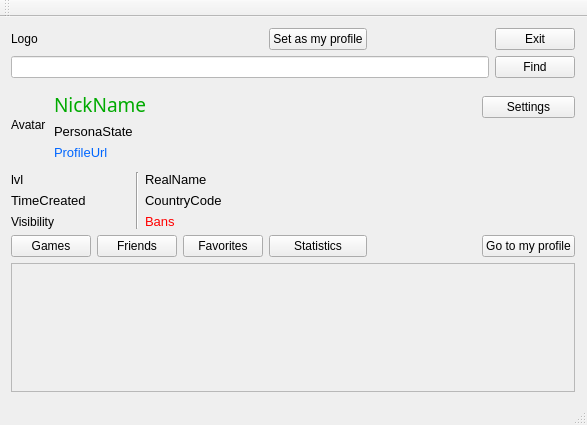
Before: the Qt Designer form AraSteamManager/mainwindow.ui in Arankir/AraSteamManager, drawn with Qt 5.
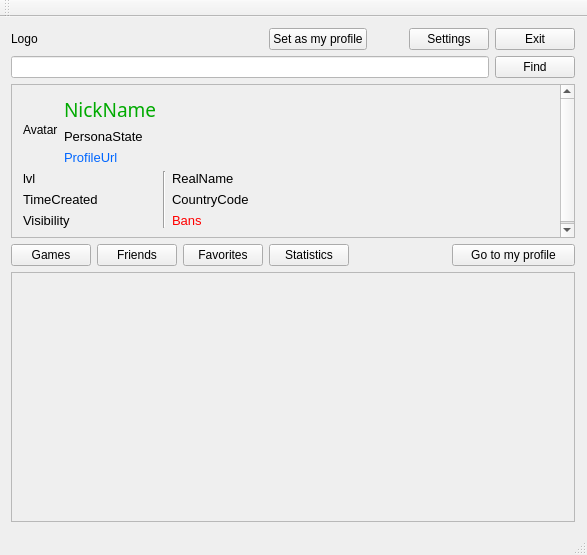
After: the same form once the commit is applied.

What changed in the file:
```diff
--- a/AraSteamManager/mainwindow.ui
+++ b/AraSteamManager/mainwindow.ui
@@ -7,7 +7,7 @@
     <x>0</x>
     <y>0</y>
     <width>587</width>
-    <height>425</height>
+    <height>555</height>
    </rect>
   </property>
   <property name="windowTitle">
@@ -15,194 +15,22 @@
   </property>
   <widget class="QWidget" name="centralWidget">
    <layout class="QGridLayout" name="gridLayout">
-    <item row="12" column="5">
-     <widget class="QPushButton" name="ButtonFavorites">
-      <property name="text">
-       <string>Favorites</string>
-      </property>
-     </widget>
-    </item>
-    <item row="10" column="0" colspan="3">
-     <widget class="QLabel" name="LabelProfileVisibility">
-      <property name="text">
-       <string>Visibility</string>
-      </property>
-     </widget>
-    </item>
-    <item row="12" column="6">
+    <item row="3" column="3">
      <widget class="QPushButton" name="ButtonStatistics">
       <property name="text">
        <string>Statistics</string>
       </property>
      </widget>
     </item>
-    <item row="6" column="1" colspan="9">
-     <widget class="QLabel" name="LabelProfileUrl">
-      <property name="font">
-       <font>
-        <pointsize>10</pointsize>
-       </font>
-      </property>
-      <property name="styleSheet">
-       <string notr="true">color: rgb(0, 102, 255);</string>
-      </property>
-      <property name="text">
-       <string>ProfileUrl</string>
-      </property>
-     </widget>
-    </item>
-    <item row="0" column="0">
-     <widget class="QLabel" name="LabelLogo">
-      <property name="text">
-       <string>Logo</string>
-      </property>
-     </widget>
-    </item>
-    <item row="8" column="3" rowspan="3">
-     <widget class="Line" name="line">
-      <property name="orientation">
-       <enum>Qt::Vertical</enum>
-      </property>
-     </widget>
-    </item>
-    <item row="12" column="0" colspan="2">
-     <widget class="QPushButton" name="ButtonGames">
-      <property name="enabled">
-       <bool>true</bool>
-      </property>
-      <property name="text">
-       <string>Games</string>
-      </property>
-     </widget>
-    </item>
-    <item row="12" column="8" colspan="2">
-     <widget class="QPushButton" name="ButtonGoToMyProfile">
-      <property name="text">
-       <string>Go to my profile</string>
-      </property>
-     </widget>
-    </item>
-    <item row="12" column="2" colspan="3">
-     <widget class="QPushButton" name="ButtonFriends">
-      <property name="text">
-       <string>Friends</string>
-      </property>
-     </widget>
-    </item>
-    <item row="10" column="4" colspan="6">
-     <widget class="QLabel" name="LabelBans">
-      <property name="font">
-       <font>
-        <pointsize>10</pointsize>
-       </font>
-      </property>
-      <property name="styleSheet">
-       <string notr="true">color: rgb(255, 0, 0);</string>
-      </property>
-      <property name="text">
-       <string>Bans</string>
-      </property>
-     </widget>
-    </item>
-    <item row="5" column="1" colspan="9">
-     <widget class="QLabel" name="LabelPersonaState">
-      <property name="font">
-       <font>
-        <pointsize>10</pointsize>
-       </font>
-      </property>
-      <property name="text">
-       <string>PersonaState</string>
-      </property>
-      <property name="alignment">
-       <set>Qt::AlignLeading|Qt::AlignLeft|Qt::AlignTop</set>
-      </property>
-     </widget>
-    </item>
-    <item row="0" column="9">
+    <item row="0" column="8" colspan="2">
      <widget class="QPushButton" name="ButtonExit">
       <property name="text">
        <string>Exit</string>
       </property>
      </widget>
     </item>
-    <item row="0" column="6">
-     <widget class="QPushButton" name="ButtonSetProfile">
-      <property name="text">
-       <string>Set as my profile</string>
-      </property>
-     </widget>
-    </item>
-    <item row="8" column="0" colspan="3">
-     <widget class="QLabel" name="Labellvl">
-      <property name="font">
-       <font>
-        <pointsize>10</pointsize>
-       </font>
-      </property>
-      <property name="text">
-       <string>lvl</string>
-      </property>
-     </widget>
-    </item>
-    <item row="1" column="0" colspan="9">
-     <widget class="QLineEdit" name="LineEditIdProfile">
-      <property name="styleSheet">
-       <string notr="true">background-color: rgb(255, 255, 255);
-color: rgb(26, 26, 26);</string>
-      </property>
-     </widget>
-    </item>
-    <item row="23" column="0" colspan="10">
-     <widget class="QScrollArea" name="ScrollAreaForm">
-      <property name="widgetResizable">
-       <bool>true</bool>
-      </property>
-      <widget class="QWidget" name="FormsWidget">
-       <property name="geometry">
-        <rect>
-         <x>0</x>
-         <y>0</y>
-         <width>560</width>
-         <height>115</height>
-        </rect>
-       </property>
-      </widget>
-     </widget>
-    </item>
-    <item row="9" column="0" colspan="3">
-     <widget class="QLabel" name="LabelTimeCreated">
-      <property name="font">
-       <font>
-        <pointsize>10</pointsize>
-       </font>
-      </property>
-      <property name="text">
-       <string>TimeCreated</string>
-      </property>
-     </widget>
-    </item>
-    <item row="2" column="0" rowspan="6">
-     <widget class="QLabel" name="LabelAvatar">
-      <property name="text">
-       <string>Avatar</string>
-      </property>
-     </widget>
-    </item>
-    <item row="9" column="4" colspan="2">
-     <widget class="QLabel" name="LabelLocCountryCode">
-      <property name="font">
-       <font>
-        <pointsize>10</pointsize>
-       </font>
-      </property>
-      <property name="text">
-       <string>CountryCode</string>
-      </property>
-     </widget>
-    </item>
-    <item row="4" column="7">
-     <spacer name="horizontalSpacer">
+    <item row="0" column="5">
+     <spacer name="horizontalSpacer_2">
       <property name="orientation">
        <enum>Qt::Horizontal</enum>
       </property>
@@ -214,14 +42,60 @@
       </property>
      </spacer>
     </item>
-    <item row="4" column="8" colspan="2">
+    <item row="3" column="7" colspan="3">
+     <widget class="QPushButton" name="ButtonGoToMyProfile">
+      <property name="text">
+       <string>Go to my profile</string>
+      </property>
+     </widget>
+    </item>
+    <item row="0" column="6" colspan="2">
      <widget class="QPushButton" name="ButtonSettings">
       <property name="text">
        <string>Settings</string>
       </property>
      </widget>
     </item>
-    <item row="1" column="9">
+    <item row="4" column="0" colspan="10">
+     <widget class="QScrollArea" name="ScrollAreaForm">
+      <property name="widgetResizable">
+       <bool>true</bool>
+      </property>
+      <widget class="QWidget" name="FormsWidget">
+       <property name="geometry">
+        <rect>
+         <x>0</x>
+         <y>0</y>
+         <width>560</width>
+         <height>234</height>
+        </rect>
+       </property>
+      </widget>
+     </widget>
+    </item>
+    <item row="1" column="0" colspan="8">
+     <widget class="QLineEdit" name="LineEditIdProfile">
+      <property name="styleSheet">
+       <string notr="true">background-color: rgb(255, 255, 255);
+color: rgb(26, 26, 26);</string>
+      </property>
+     </widget>
+    </item>
+    <item row="3" column="1">
+     <widget class="QPushButton" name="ButtonFriends">
+      <property name="text">
+       <string>Friends</string>
+      </property>
+     </widget>
+    </item>
+    <item row="0" column="3" colspan="2">
+     <widget class="QPushButton" name="ButtonSetProfile">
+      <property name="text">
+       <string>Set as my profile</string>
+      </property>
+     </widget>
+    </item>
+    <item row="1" column="8" colspan="2">
      <widget class="QPushButton" name="ButtonFindProfile">
       <property name="enabled">
        <bool>true</bool>
@@ -231,19 +105,31 @@
       </property>
      </widget>
     </item>
-    <item row="8" column="4" colspan="2">
-     <widget class="QLabel" name="LabelRealName">
-      <property name="font">
-       <font>
-        <pointsize>10</pointsize>
-       </font>
+    <item row="3" column="0">
+     <widget class="QPushButton" name="ButtonGames">
+      <property name="enabled">
+       <bool>true</bool>
       </property>
       <property name="text">
-       <string>RealName</string>
+       <string>Games</string>
       </property>
      </widget>
     </item>
-    <item row="23" column="10">
+    <item row="3" column="2">
+     <widget class="QPushButton" name="ButtonFavorites">
+      <property name="text">
+       <string>Favorites</string>
+      </property>
+     </widget>
+    </item>
+    <item row="0" column="0" colspan="3">
+     <widget class="QLabel" name="LabelLogo">
+      <property name="text">
+       <string>Logo</string>
+      </property>
+     </widget>
+    </item>
+    <item row="4" column="10">
      <spacer name="verticalSpacer">
       <property name="orientation">
        <enum>Qt::Vertical</enum>
@@ -256,20 +142,201 @@
       </property>
      </spacer>
     </item>
-    <item row="3" column="1" rowspan="2" colspan="6">
-     <widget class="QLabel" name="LabelNick">
-      <property name="font">
-       <font>
-        <family>Mongolian Baiti</family>
-        <pointsize>14</pointsize>
-       </font>
+    <item row="2" column="0" colspan="10">
+     <widget class="QScrollArea" name="ScrollAreaProfileInfo">
+      <property name="minimumSize">
+       <size>
+        <width>0</width>
+        <height>154</height>
+       </size>
       </property>
-      <property name="styleSheet">
-       <string notr="true">color:rgb(0, 170, 0)</string>
+      <property name="maximumSize">
+       <size>
+        <width>16777215</width>
+        <height>154</height>
+       </size>
       </property>
-      <property name="text">
-       <string>NickName</string>
+      <property name="widgetResizable">
+       <bool>true</bool>
       </property>
+      <widget class="QWidget" name="scrollAreaWidgetContents">
+       <property name="geometry">
+        <rect>
+         <x>0</x>
+         <y>0</y>
+         <width>560</width>
+         <height>152</height>
+        </rect>
+       </property>
+       <layout class="QGridLayout" name="gridLayout_2">
+        <item row="7" column="0" colspan="3">
+         <widget class="QLabel" name="LabelTimeCreated">
+          <property name="font">
+           <font>
+            <pointsize>10</pointsize>
+           </font>
+          </property>
+          <property name="text">
+           <string>TimeCreated</string>
+          </property>
+         </widget>
+        </item>
+        <item row="8" column="4">
+         <widget class="QLabel" name="LabelBans">
+          <property name="font">
+           <font>
+            <pointsize>10</pointsize>
+           </font>
+          </property>
+          <property name="styleSheet">
+           <string notr="true">color: rgb(255, 0, 0);</string>
+          </property>
+          <property name="text">
+           <string>Bans</string>
+          </property>
+         </widget>
+        </item>
+        <item row="6" column="4">
+         <widget class="QLabel" name="LabelRealName">
+          <property name="font">
+           <font>
+            <pointsize>10</pointsize>
+           </font>
+          </property>
+          <property name="text">
+           <string>RealName</string>
+          </property>
+         </widget>
+        </item>
+        <item row="7" column="4">
+         <widget class="QLabel" name="LabelLocCountryCode">
+          <property name="font">
+           <font>
+            <pointsize>10</pointsize>
+           </font>
+          </property>
+          <property name="text">
+           <string>CountryCode</string>
+          </property>
+         </widget>
+        </item>
+        <item row="6" column="0" colspan="3">
+         <widget class="QLabel" name="Labellvl">
+          <property name="font">
+           <font>
+            <pointsize>10</pointsize>
+           </font>
+          </property>
+          <property name="text">
+           <string>lvl</string>
+          </property>
+         </widget>
+        </item>
+        <item row="6" column="3" rowspan="3">
+         <widget class="Line" name="line">
+          <property name="orientation">
+           <enum>Qt::Vertical</enum>
+          </property>
+         </widget>
+        </item>
+        <item row="1" column="4">
+         <spacer name="horizontalSpacer">
+          <property name="orientation">
+           <enum>Qt::Horizontal</enum>
+          </property>
+          <property name="sizeHint" stdset="0">
+           <size>
+            <width>40</width>
+            <height>20</height>
+           </size>
+          </property>
+         </spacer>
+        </item>
+        <item row="8" column="0" colspan="3">
+         <widget class="QLabel" name="LabelProfileVisibility">
+          <property name="font">
+           <font>
+            <pointsize>10</pointsize>
+           </font>
+          </property>
+          <property name="text">
+           <string>Visibility</string>
+          </property>
+         </widget>
+        </item>
+        <item row="1" column="0" rowspan="3">
+         <widget class="QLabel" name="LabelAvatar">
+          <property name="maximumSize">
+           <size>
+            <width>64</width>
+            <height>64</height>
+           </size>
+          </property>
+          <property name="text">
+           <string>Avatar</string>
+          </property>
+         </widget>
+        </item>
+        <item row="1" column="1" colspan="2">
+         <widget class="QLabel" name="LabelNick">
+          <property name="font">
+           <font>
+            <family>Mongolian Baiti</family>
+            <pointsize>14</pointsize>
+           </font>
+          </property>
+          <property name="styleSheet">
+           <string notr="true">color:rgb(0, 170, 0)</string>
+          </property>
+          <property name="text">
+           <string>NickName</string>
+          </property>
+         </widget>
+        </item>
+        <item row="3" column="1" colspan="4">
+         <widget class="QLabel" name="LabelProfileUrl">
+          <property name="maximumSize">
+           <size>
+            <width>16777215</width>
+            <height>16</height>
+           </size>
+          </property>
+          <property name="font">
+           <font>
+            <pointsize>10</pointsize>
+           </font>
+          </property>
+          <property name="styleSheet">
+           <string notr="true">color: rgb(0, 102, 255);</string>
+          </property>
+          <property name="text">
+           <string>ProfileUrl</string>
+          </property>
+         </widget>
+        </item>
+        <item row="2" column="1" colspan="4">
+         <widget class="QLabel" name="LabelPersonaState">
+          <property name="maximumSize">
+           <size>
+            <width>16777215</width>
+            <height>16</height>
+           </size>
+          </property>
+          <property name="font">
+           <font>
+            <pointsize>10</pointsize>
+           </font>
+          </property>
+          <property name="text">
+           <string>PersonaState</string>
+          </property>
+          <property name="alignment">
+           <set>Qt::AlignLeading|Qt::AlignLeft|Qt::AlignTop</set>
+          </property>
+         </widget>
+        </item>
+       </layout>
+      </widget>
      </widget>
     </item>
    </layout>
```
